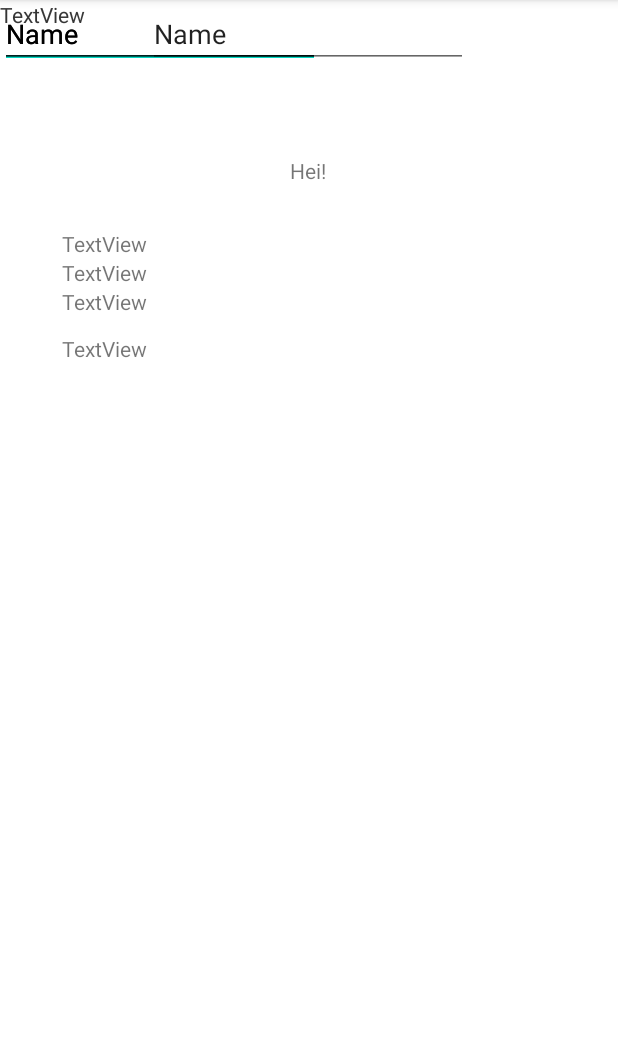
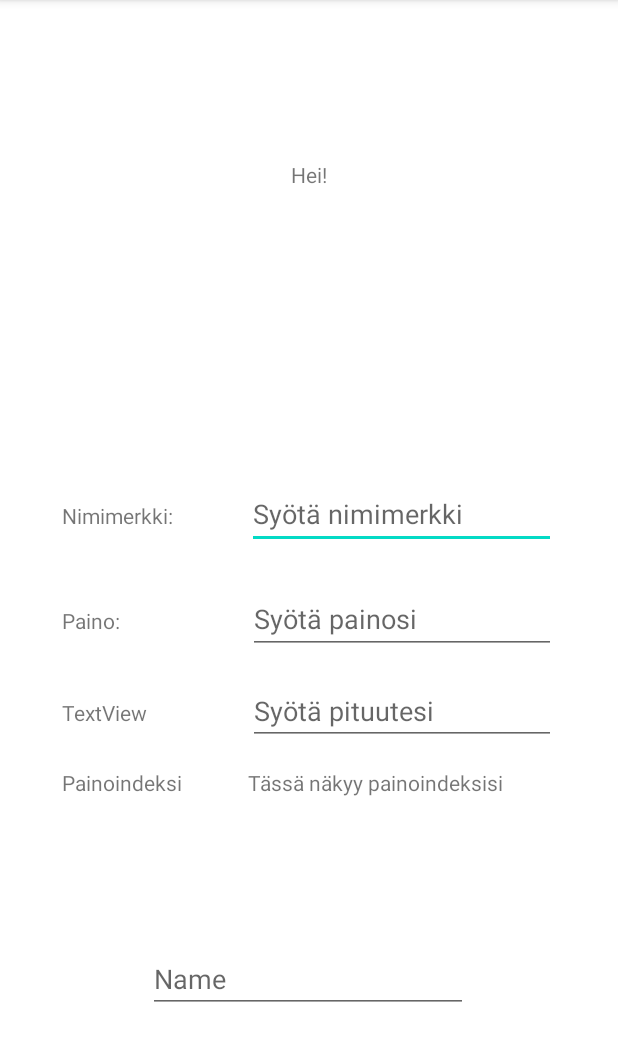
Before and after one commit to teamOliot/StayActiveTrainingApp, an Android app: the UserProfileActivity screen opened directly, with no data from a screen before it, on a phone screen of 412 x 824 dp, the part 84-1145 px from its top. Run offline under Robolectric (Android 15) with nearby library versions, the phone set to English and light mode, and no system bars.

Commit message:
activity_user_profile layout and constraints, made UI nicer and responsive

```diff
--- a/app/src/main/res/layout/activity_user_profile.xml
+++ b/app/src/main/res/layout/activity_user_profile.xml
@@ -25,7 +25,7 @@
         android:layout_width="wrap_content"
         android:layout_height="wrap_content"
         android:orientation="horizontal"
-        app:layout_constraintGuide_percent="0.50" />
+        app:layout_constraintGuide_percent="0.70" />
 
     <androidx.constraintlayout.widget.Guideline
         android:id="@+id/guidelineVerticalLeft"
@@ -52,104 +52,108 @@
         android:id="@+id/tvUserGreeting"
         android:layout_width="wrap_content"
         android:layout_height="wrap_content"
+        android:layout_marginTop="20dp"
+        android:layout_marginBottom="184dp"
         android:text="@string/tv_user_greeting"
-        app:layout_constraintBottom_toTopOf="@+id/guidelineHorizontalCenter"
+        app:layout_constraintBottom_toTopOf="@+id/editTextUserNameValue"
         app:layout_constraintEnd_toEndOf="parent"
-        app:layout_constraintHorizontal_bias="0.498"
         app:layout_constraintStart_toStartOf="parent"
-        app:layout_constraintTop_toTopOf="@+id/guidelineHorizontalTop"
-        app:layout_constraintVertical_bias="0.094" />
+        app:layout_constraintTop_toTopOf="@+id/guidelineHorizontalTop" />
 
     <TextView
         android:id="@+id/tvUserName"
         android:layout_width="wrap_content"
         android:layout_height="wrap_content"
-        android:layout_marginTop="76dp"
-        android:text="TextView"
-        app:layout_constraintStart_toStartOf="@+id/guidelineVerticalLeft"
-        app:layout_constraintTop_toTopOf="@+id/guidelineHorizontalTop" />
+        android:text="@string/tv_user_name"
+        app:layout_constraintBaseline_toBaselineOf="@+id/editTextUserNameValue"
+        app:layout_constraintStart_toStartOf="@+id/guidelineVerticalLeft" />
 
     <TextView
         android:id="@+id/tvWeight"
         android:layout_width="wrap_content"
         android:layout_height="wrap_content"
-        android:text="TextView"
-        app:layout_constraintStart_toStartOf="@+id/guidelineVerticalLeft"
-        app:layout_constraintTop_toBottomOf="@+id/tvUserName" />
+        android:text="@string/tv_weight"
+        app:layout_constraintBaseline_toBaselineOf="@+id/editTextWeightValue"
+        app:layout_constraintStart_toStartOf="@+id/guidelineVerticalLeft" />
 
     <TextView
         android:id="@+id/tvHeight"
         android:layout_width="wrap_content"
         android:layout_height="wrap_content"
         android:text="TextView"
-        app:layout_constraintStart_toStartOf="@+id/guidelineVerticalLeft"
-        app:layout_constraintTop_toBottomOf="@+id/tvWeight" />
+        app:layout_constraintBaseline_toBaselineOf="@+id/editTextHeightValue"
+        app:layout_constraintStart_toStartOf="@+id/guidelineVerticalLeft" />
 
     <TextView
         android:id="@+id/tvBMI"
         android:layout_width="wrap_content"
         android:layout_height="wrap_content"
-        android:layout_marginTop="12dp"
-        android:text="TextView"
-        app:layout_constraintStart_toStartOf="@+id/guidelineVerticalLeft"
-        app:layout_constraintTop_toBottomOf="@+id/tvHeight" />
+        android:text="@string/tv_BMI"
+        app:layout_constraintBaseline_toBaselineOf="@+id/tvBMIvalue"
+        app:layout_constraintStart_toStartOf="@+id/guidelineVerticalLeft" />
 
     <EditText
         android:id="@+id/editTextUserNameValue"
-        android:layout_width="wrap_content"
-        android:layout_height="wrap_content"
+        android:layout_width="206dp"
+        android:layout_height="46dp"
+        android:layout_marginBottom="24dp"
         android:ems="10"
+        android:hint="@string/edit_text_user_name_value"
         android:inputType="textPersonName"
-        android:text="Name"
-        tools:layout_editor_absoluteX="162dp"
-        tools:layout_editor_absoluteY="143dp" />
+        app:layout_constraintBottom_toTopOf="@+id/editTextWeightValue"
+        app:layout_constraintEnd_toStartOf="@+id/guidelineVerticalRight" />
 
     <EditText
         android:id="@+id/editTextWeightValue"
-        android:layout_width="wrap_content"
-        android:layout_height="wrap_content"
+        android:layout_width="205dp"
+        android:layout_height="46dp"
+        android:layout_marginBottom="15dp"
         android:ems="10"
         android:inputType="textPersonName"
-        android:text="Name"
-        tools:layout_editor_absoluteX="164dp"
-        tools:layout_editor_absoluteY="201dp" />
+        android:hint="@string/edit_text_weight_value"
+        app:layout_constraintBottom_toTopOf="@+id/editTextHeightValue"
+        app:layout_constraintEnd_toStartOf="@+id/guidelineVerticalRight" />
 
     <EditText
         android:id="@+id/editTextHeightValue"
-        android:layout_width="wrap_content"
-        android:layout_height="wrap_content"
+        android:layout_width="205dp"
+        android:layout_height="45dp"
+        android:layout_marginBottom="15dp"
         android:ems="10"
         android:inputType="textPersonName"
-        android:text="Name"
-        tools:layout_editor_absoluteX="165dp"
-        tools:layout_editor_absoluteY="262dp" />
+        android:hint="@string/edit_text_height_value"
+        app:layout_constraintBottom_toTopOf="@+id/tvBMIvalue"
+        app:layout_constraintEnd_toStartOf="@+id/guidelineVerticalRight" />
 
     <EditText
         android:id="@+id/editTextExerciseGoalValue"
         android:layout_width="wrap_content"
         android:layout_height="wrap_content"
+        android:layout_marginBottom="16dp"
         android:ems="10"
         android:inputType="textPersonName"
-        android:text="Name"
+        android:hint="Name"
+        app:layout_constraintBottom_toTopOf="@+id/guidelineHorizontalBottom"
         app:layout_constraintEnd_toEndOf="parent"
         app:layout_constraintHorizontal_bias="0.497"
-        app:layout_constraintStart_toStartOf="parent"
-        tools:layout_editor_absoluteY="540dp" />
+        app:layout_constraintStart_toStartOf="parent" />
 
     <TextView
         android:id="@+id/tvBMIvalue"
-        android:layout_width="wrap_content"
-        android:layout_height="wrap_content"
-        android:text="TextView"
-        tools:layout_editor_absoluteX="164dp"
-        tools:layout_editor_absoluteY="333dp" />
+        android:layout_width="205dp"
+        android:layout_height="25dp"
+        android:text="@string/tv_BMI_result"
+        app:layout_constraintBottom_toTopOf="@+id/guidelineHorizontalCenter"
+        app:layout_constraintEnd_toStartOf="@+id/guidelineVerticalRight" />
 
     <TextView
         android:id="@+id/tvExerciseGoal"
         android:layout_width="wrap_content"
         android:layout_height="wrap_content"
-        android:text="TextView"
-        tools:layout_editor_absoluteX="160dp"
-        tools:layout_editor_absoluteY="427dp" />
+        android:layout_marginBottom="20dp"
+        app:layout_constraintBottom_toTopOf="@+id/editTextExerciseGoalValue"
+        app:layout_constraintEnd_toEndOf="parent"
+        app:layout_constraintHorizontal_bias="0.498"
+        app:layout_constraintStart_toStartOf="parent" />
 
 </androidx.constraintlayout.widget.ConstraintLayout>
--- a/app/src/main/res/values/strings.xml
+++ b/app/src/main/res/values/strings.xml
@@ -4,6 +4,17 @@
     <string name="button_user">Käyttäjäprofiili</string>
     <string name="button_trainings_list">Liikuntapäiväkirja</string>
     <string name="button_add_training">+</string>
+
     <!-- User profile strings-->
     <string name="tv_user_greeting">Hei!</string>
+    <string name="tv_user_name">Nimimerkki:</string>
+    <string name="edit_text_user_name_value">Syötä nimimerkki</string>
+    <string name="tv_weight">Paino:</string>
+    <string name="edit_text_weight_value">Syötä painosi</string>
+    <string name="tv_height">Pituus:</string>
+    <string name="edit_text_height_value">Syötä pituutesi</string>
+    <string name="tv_BMI">Painoindeksi</string>
+    <string name="tv_BMI_result">Tässä näkyy painoindeksisi</string>
+
+
 </resources>
```
